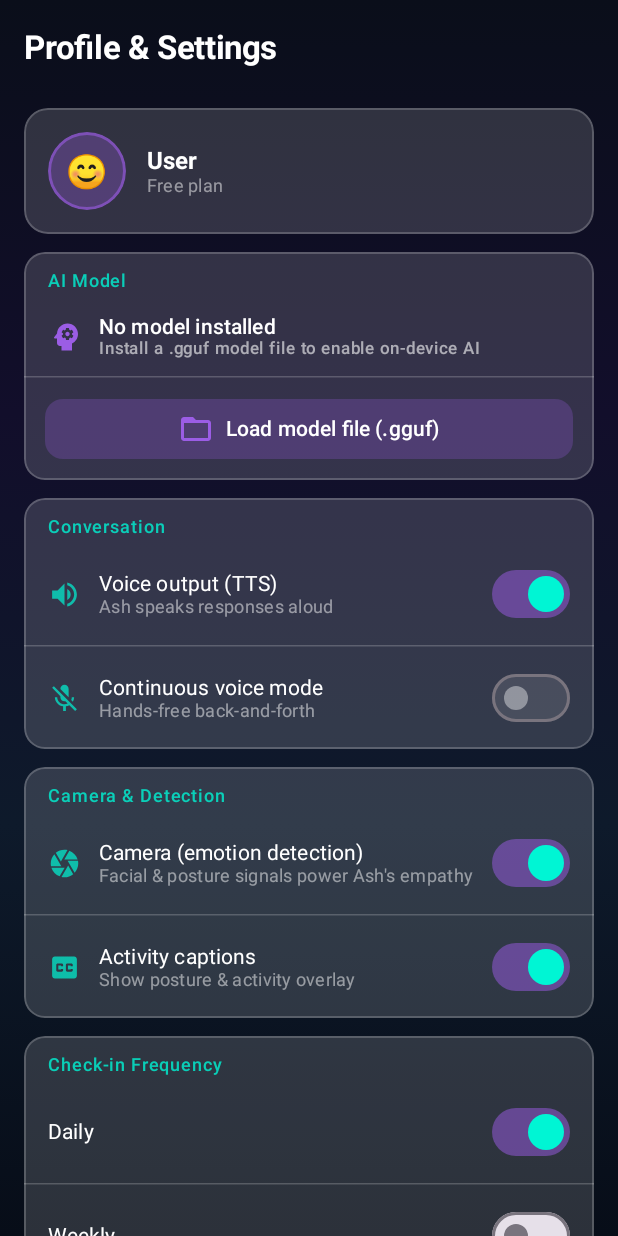
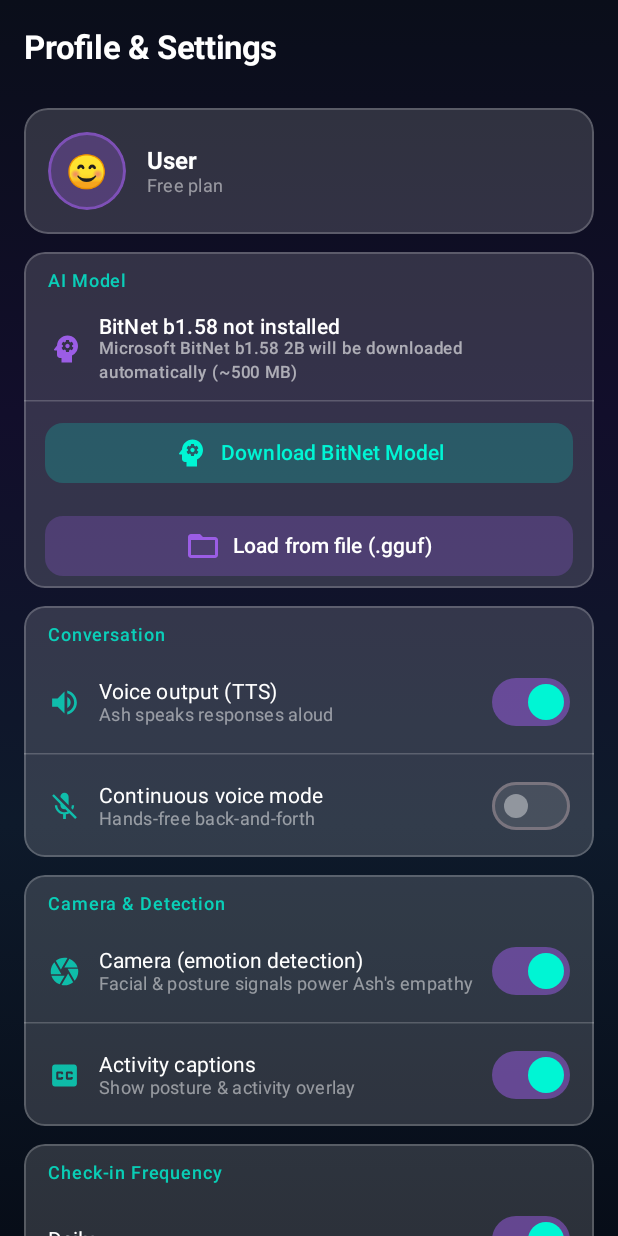
Before and after one commit to upamanyu92/Emotion-aware-ai-android, an Android app built with Jetpack Compose: the composable SettingsScreen shown on its own in the app's theme, on a phone screen of 412 x 824 dp. Run offline under Robolectric (Android 15) with nearby library versions, the phone set to English and light mode, and no system bars; our stand-ins replace Dagger/Hilt's generated code, Room's generated code; libraries missing offline, so code that uses them is left out: androidx.camera.core, com.android.billingclient, com.google.mediapipe.framework, com.google.mediapipe.tasks; 8 statements that could not run were skipped.

Commit message:
feat: auto-download Microsoft BitNet b1.58 1-bit LLM if not installed
Co-authored-by: upamanyu92 <8329782+upamanyu92@users.noreply.github.com>
Agent-Logs-Url: https://github.com/upamanyu92/Emotion-aware-ai-android/sessions/40c16845-ad92-425c-991b-9830d1064d74

```diff
--- a/app/src/main/java/com/example/emotionawareai/engine/LLMEngine.kt
+++ b/app/src/main/java/com/example/emotionawareai/engine/LLMEngine.kt
@@ -15,8 +15,10 @@ import javax.inject.Singleton
 /**
  * Kotlin facade over the native LLM inference engine.
  *
- * The actual inference is handled by [llm_engine.cpp] via JNI. Swap the stub
- * implementation for llama.cpp by following the integration points in that file.
+ * The actual inference is handled by [llm_engine.cpp] via JNI. The model file
+ * is the Microsoft BitNet b1.58 GGUF downloaded by [ModelDownloader]. To
+ * activate real on-device inference, uncomment the bitnet.cpp integration
+ * points in llm_engine.cpp and add bitnet.cpp as a CMake sub-directory.
  */
 @Singleton
 class LLMEngine @Inject constructor(
--- /dev/null
+++ b/app/src/main/java/com/example/emotionawareai/engine/ModelDownloader.kt
@@ -0,0 +1,172 @@
+package com.example.emotionawareai.engine
+
+import android.content.Context
+import android.util.Log
+import dagger.hilt.android.qualifiers.ApplicationContext
+import kotlinx.coroutines.Dispatchers
+import kotlinx.coroutines.isActive
+import kotlinx.coroutines.withContext
+import java.io.File
+import java.io.FileOutputStream
+import java.net.HttpURLConnection
+import java.net.URL
+import javax.inject.Inject
+import javax.inject.Singleton
+
+/**
+ * Downloads the Microsoft BitNet b1.58 2B GGUF model from HuggingFace and
+ * saves it to the app-private model directory so [LLMEngine] can load it.
+ *
+ * The download is co-routine-cancellable: if the calling coroutine is cancelled
+ * the connection is closed and any partial file is deleted.
+ *
+ * Progress is reported as a [Float] in `[0, 1]` via the [onProgress] callback.
+ * When the server does not report a Content-Length the value is `-1f`
+ * (indeterminate).
+ */
+@Singleton
+class ModelDownloader @Inject constructor(
+    @ApplicationContext private val context: Context
+) {
+
+    /**
+     * Downloads the BitNet model only when it is not already present on-device.
+     *
+     * @param modelFileName destination filename under `<filesDir>/models/`.
+     * @param onProgress    called on the IO thread with values in `[0, 1]`,
+     *                      or `-1f` when content-length is unknown.
+     * @return `true` if the model is ready to load (was already present or was
+     *         downloaded successfully), `false` on failure or cancellation.
+     */
+    suspend fun downloadIfAbsent(
+        modelFileName: String = LLMEngine.DEFAULT_MODEL_FILE,
+        onProgress: (Float) -> Unit = {}
+    ): Boolean = withContext(Dispatchers.IO) {
+        if (ModelFileLocator.isAvailable(context.filesDir, modelFileName)) {
+            Log.i(TAG, "Model already present — skipping download")
+            return@withContext true
+        }
+        download(modelFileName, onProgress)
+    }
+
+    /**
+     * Unconditionally downloads the BitNet model, overwriting any existing file.
+     *
+     * Redirects from HuggingFace (up to [MAX_REDIRECTS]) are followed manually
+     * so that each hop uses the same timeout settings and can be cancelled.
+     */
+    suspend fun download(
+        modelFileName: String = LLMEngine.DEFAULT_MODEL_FILE,
+        onProgress: (Float) -> Unit = {}
+    ): Boolean = withContext(Dispatchers.IO) {
+        val modelsDir = File(context.filesDir, "models").also { it.mkdirs() }
+        val target = File(modelsDir, modelFileName)
+        val tmpFile = File(modelsDir, "$modelFileName.tmp")
+
+        var connection: HttpURLConnection? = null
+        try {
+            // Resolve redirects manually (HuggingFace uses HTTP 302 → CDN URL).
+            var currentUrl = URL(BITNET_MODEL_URL)
+            var redirectsLeft = MAX_REDIRECTS
+            while (redirectsLeft-- > 0) {
+                val conn = currentUrl.openConnection() as HttpURLConnection
+                conn.connectTimeout = CONNECT_TIMEOUT_MS
+                conn.readTimeout = READ_TIMEOUT_MS
+                conn.instanceFollowRedirects = false
+                connection = conn
+
+                val code = conn.responseCode
+                if (code in 300..399) {
+                    val location = conn.getHeaderField("Location")
+                    conn.disconnect()
+                    connection = null
+                    currentUrl = URL(location)
+                } else {
+                    break
+                }
+            }
+
+            val conn = connection ?: run {
+                Log.e(TAG, "Too many redirects for $BITNET_MODEL_URL")
+                return@withContext false
+            }
+
+            val responseCode = conn.responseCode
+            if (responseCode != HttpURLConnection.HTTP_OK) {
+                Log.e(TAG, "HTTP $responseCode downloading BitNet model")
+                return@withContext false
+            }
+
+            val contentLength = conn.contentLengthLong
+            var bytesRead = 0L
+            var downloadComplete = false
+
+            conn.inputStream.use { input ->
+                FileOutputStream(tmpFile).use { output ->
+                    val buf = ByteArray(BUFFER_SIZE)
+                    var n: Int
+                    while (input.read(buf).also { n = it } != -1) {
+                        if (!isActive) {
+                            Log.i(TAG, "Download cancelled by coroutine")
+                            // downloadComplete stays false; tmpFile is cleaned up below.
+                            return@use
+                        }
+                        output.write(buf, 0, n)
+                        bytesRead += n
+                        val progress = if (contentLength > 0) {
+                            bytesRead.toFloat() / contentLength
+                        } else {
+                            -1f
+                        }
+                        onProgress(progress)
+                    }
+                    downloadComplete = true
+                }
+            }
+
+            if (!downloadComplete) {
+                tmpFile.delete()
+                return@withContext false
+            }
+
+            // renameTo is atomic but may fail across mount points; fall back to copy+delete.
+            if (!tmpFile.renameTo(target)) {
+                try {
+                    tmpFile.copyTo(target, overwrite = true)
+                    tmpFile.delete()
+                } catch (e: Exception) {
+                    Log.e(TAG, "Rename fallback copy failed", e)
+                    tmpFile.delete()
+                    return@withContext false
+                }
+            }
+            Log.i(TAG, "BitNet model downloaded to ${target.absolutePath} ($bytesRead bytes)")
+            true
+        } catch (e: Exception) {
+            Log.e(TAG, "BitNet model download failed", e)
+            tmpFile.delete()
+            false
+        } finally {
+            connection?.disconnect()
+        }
+    }
+
+    companion object {
+        private const val TAG = "ModelDownloader"
+
+        /**
+         * Official Microsoft BitNet b1.58 2B 4T model in IQ1_S GGUF format (~500 MB).
+         * The filename `ggml-model-i2_s.gguf` is the HuggingFace distribution name for
+         * the 1-bit IQ1_S quantization.
+         *
+         * Source: https://huggingface.co/microsoft/BitNet-b1.58-2B-4T-GGUF
+         */
+        const val BITNET_MODEL_URL =
+            "https://huggingface.co/microsoft/BitNet-b1.58-2B-4T-GGUF/resolve/main/ggml-model-i2_s.gguf"
+
+        private const val CONNECT_TIMEOUT_MS = 30_000
+        private const val READ_TIMEOUT_MS    = 60_000
+        private const val BUFFER_SIZE        = 32 * 1024 // 32 KB chunks
+        private const val MAX_REDIRECTS      = 10
+    }
+}
--- a/app/src/main/java/com/example/emotionawareai/ui/ChatViewModel.kt
+++ b/app/src/main/java/com/example/emotionawareai/ui/ChatViewModel.kt
@@ -17,6 +17,7 @@ import com.example.emotionawareai.billing.PremiumPlanType
 import com.example.emotionawareai.domain.model.PremiumFeature
 import com.example.emotionawareai.engine.ActivityAnalyzer
 import com.example.emotionawareai.engine.EmotionDetector
+import com.example.emotionawareai.engine.ModelDownloader
 import com.example.emotionawareai.data.database.MoodCheckInDao
 import com.example.emotionawareai.data.model.MoodCheckInEntity
 import com.example.emotionawareai.domain.model.GrowthArea
@@ -57,7 +58,8 @@ class ChatViewModel @Inject constructor(
     private val audioToneAnalyzer: AudioToneAnalyzer,
     private val billingManager: BillingManager,
     private val moodCheckInDao: MoodCheckInDao,
-    private val insightsGenerator: InsightsGenerator
+    private val insightsGenerator: InsightsGenerator,
+    private val modelDownloader: ModelDownloader
 ) : ViewModel() {
 
     // ── UI State ─────────────────────────────────────────────────────────────
@@ -94,6 +96,19 @@ class ChatViewModel @Inject constructor(
 
     private val _modelInstallState = MutableStateFlow(ModelInstallState.IDLE)
     val modelInstallState: StateFlow<ModelInstallState> = _modelInstallState.asStateFlow()
+
+    /** `true` while the BitNet model is being downloaded automatically. */
+    private val _isModelDownloading = MutableStateFlow(false)
+    val isModelDownloading: StateFlow<Boolean> = _isModelDownloading.asStateFlow()
+
+    /**
+     * Download progress in `[0, 1]`, `-1f` when content-length is unknown, or
+     * `null` when no download is in progress.
+     */
+    private val _modelDownloadProgress = MutableStateFlow<Float?>(null)
+    val modelDownloadProgress: StateFlow<Float?> = _modelDownloadProgress.asStateFlow()
+
+    private var downloadJob: Job? = null
 
     private val _errorMessage = MutableStateFlow<String?>(null)
     val errorMessage: StateFlow<String?> = _errorMessage.asStateFlow()
@@ -276,11 +291,17 @@ class ChatViewModel @Inject constructor(
         checkDailyCheckInNeeded()
 
         viewModelScope.launch(Dispatchers.IO) {
-            _isModelAvailable.update { responseEngine.isModelFileAvailable() }
-            val loaded = responseEngine.loadModel()
-            _isModelLoaded.update { loaded }
-            updateAiActiveState()
-            Log.i(TAG, "Model available: ${_isModelAvailable.value}, loaded: $loaded")
+            val available = responseEngine.isModelFileAvailable()
+            _isModelAvailable.update { available }
+            if (available) {
+                val loaded = responseEngine.loadModel()
+                _isModelLoaded.update { loaded }
+                updateAiActiveState()
+                Log.i(TAG, "Model available: $available, loaded: $loaded")
+            } else {
+                Log.i(TAG, "BitNet model not found — starting automatic download")
+                startModelDownload()
+            }
         }
     }
 
@@ -814,6 +835,60 @@ class ChatViewModel @Inject constructor(
         _modelInstallState.update { ModelInstallState.IDLE }
     }
 
+    /**
+     * Starts a background download of the Microsoft BitNet b1.58 model.
+     *
+     * If a download is already in progress this is a no-op. On success the
+     * model is loaded immediately so inference becomes available without
+     * restarting the app. On failure the app continues using stub responses.
+     */
+    fun downloadModel() {
+        if (_isModelDownloading.value) return
+        startModelDownload()
+    }
+
+    /** Cancels an in-progress BitNet model download. */
+    fun cancelModelDownload() {
+        downloadJob?.cancel()
+        downloadJob = null
+        _isModelDownloading.update { false }
+        _modelDownloadProgress.update { null }
+        Log.i(TAG, "BitNet model download cancelled by user")
+    }
+
+    /**
+     * Internal helper that executes the download coroutine and updates all
+     * related state flows. Call from the IO dispatcher context or from a
+     * [viewModelScope] launch.
+     */
+    private fun startModelDownload() {
+        if (_isModelDownloading.value) return
+        downloadJob = viewModelScope.launch(Dispatchers.IO) {
+            _isModelDownloading.update { true }
+            _modelDownloadProgress.update { 0f }
+            try {
+                val success = modelDownloader.download { progress ->
+                    _modelDownloadProgress.update { progress }
+                }
+                if (success) {
+                    _isModelAvailable.update { true }
+                    val loaded = responseEngine.loadModel()
+                    _isModelLoaded.update { loaded }
+                    updateAiActiveState()
+                    Log.i(TAG, "BitNet model download complete, loaded=$loaded")
+                } else {
+                    Log.e(TAG, "BitNet model download failed")
+                    _errorMessage.update {
+                        "BitNet model download failed. Check your internet connection and try again."
+                    }
+                }
+            } finally {
+                _isModelDownloading.update { false }
+                _modelDownloadProgress.update { null }
+            }
+        }
+    }
+
     fun cancelGeneration() {
         Log.i(TAG, "cancelGeneration")
         generationJob?.cancel()
--- a/app/src/main/java/com/example/emotionawareai/ui/screen/SettingsScreen.kt
+++ b/app/src/main/java/com/example/emotionawareai/ui/screen/SettingsScreen.kt
@@ -91,6 +91,8 @@ fun SettingsScreen(viewModel: ChatViewModel) {
     val isModelAvailable by viewModel.isModelAvailable.collectAsStateWithLifecycle()
     val isModelLoaded by viewModel.isModelLoaded.collectAsStateWithLifecycle()
     val modelInstallState by viewModel.modelInstallState.collectAsStateWithLifecycle()
+    val isModelDownloading by viewModel.isModelDownloading.collectAsStateWithLifecycle()
+    val modelDownloadProgress by viewModel.modelDownloadProgress.collectAsStateWithLifecycle()
     val activity = LocalContext.current as? Activity
     val context = LocalContext.current
 
@@ -112,6 +114,7 @@ fun SettingsScreen(viewModel: ChatViewModel) {
             viewModel.dismissModelInstallState()
         }
     }
+
 
     Scaffold(
         containerColor = Color.Transparent,
@@ -194,22 +197,49 @@ fun SettingsScreen(viewModel: ChatViewModel) {
                             Column(modifier = Modifier.weight(1f)) {
                                 Text(
                                     text = when {
-                                        isModelLoaded -> "Model loaded"
-                                        isModelAvailable -> "Model installed (not loaded)"
-                                        else -> "No model installed"
+                                        isModelLoaded -> "BitNet b1.58 loaded"
+                                        isModelDownloading -> "Downloading BitNet b1.58…"
+                                        isModelAvailable -> "BitNet b1.58 installed (not loaded)"
+                                        else -> "BitNet b1.58 not installed"
                                     },
                                     style = MaterialTheme.typography.bodyMedium.copy(fontWeight = FontWeight.SemiBold),
                                     color = if (isModelLoaded) NeonCyan else Color.White
                                 )
                                 Text(
                                     text = when {
-                                        isModelLoaded -> "On-device inference active"
+                                        isModelLoaded -> "On-device inference active (Microsoft 1-bit LLM)"
+                                        isModelDownloading -> {
+                                            val pct = modelDownloadProgress
+                                            if (pct != null && pct >= 0f) {
+                                                "%.0f%% — downloading Microsoft BitNet b1.58 (~500 MB)".format(pct * 100)
+                                            } else {
+                                                "Downloading Microsoft BitNet b1.58 (~500 MB)…"
+                                            }
+                                        }
                                         isModelAvailable -> viewModel.getModelFilePath()
-                                        else -> "Install a .gguf model file to enable on-device AI"
+                                        else -> "Microsoft BitNet b1.58 2B will be downloaded automatically (~500 MB)"
                                     },
                                     style = MaterialTheme.typography.labelSmall,
                                     color = Color.White.copy(alpha = 0.6f)
                                 )
+                                if (isModelDownloading) {
+                                    Spacer(Modifier.height(6.dp))
+                                    val progress = modelDownloadProgress
+                                    if (progress != null && progress >= 0f) {
+                                        androidx.compose.material3.LinearProgressIndicator(
+                                            progress = { progress },
+                                            modifier = Modifier.fillMaxWidth(),
+                                            color = NeonCyan,
+                                            trackColor = NeonPurple.copy(alpha = 0.2f)
+                                        )
+                                    } else {
+                                        androidx.compose.material3.LinearProgressIndicator(
+                                            modifier = Modifier.fillMaxWidth(),
+                                            color = NeonCyan,
+                                            trackColor = NeonPurple.copy(alpha = 0.2f)
+                                        )
+                                    }
+                                }
                             }
                             if (isModelLoaded) {
                                 Icon(
@@ -221,12 +251,52 @@ fun SettingsScreen(viewModel: ChatViewModel) {
                             }
                         }
                         HorizontalDivider(color = GlassBorder)
+
+                        // Primary action: auto-download BitNet or cancel ongoing download
+                        if (!isModelAvailable || isModelDownloading) {
+                            Button(
+                                onClick = {
+                                    if (isModelDownloading) viewModel.cancelModelDownload()
+                                    else viewModel.downloadModel()
+                                },
+                                modifier = Modifier
+                                    .fillMaxWidth()
+                                    .padding(horizontal = 14.dp, vertical = 10.dp),
+                                colors = ButtonDefaults.buttonColors(
+                                    containerColor = if (isModelDownloading)
+                                        NeonRose.copy(alpha = 0.25f)
+                                    else
+                                        NeonCyan.copy(alpha = 0.20f)
+                                ),
+                                shape = RoundedCornerShape(12.dp)
+                            ) {
+                                if (isModelDownloading) {
+                                    CircularProgressIndicator(
+                                        color = NeonRose,
+                                        modifier = Modifier.size(18.dp),
+                                        strokeWidth = 2.dp
+                                    )
+                                    Spacer(Modifier.size(8.dp))
+                                    Text("Cancel Download", color = NeonRose)
+                                } else {
+                                    Icon(
+                                        Icons.Filled.Psychology,
+                                        contentDescription = null,
+                                        tint = NeonCyan
+                                    )
+                                    Spacer(Modifier.size(8.dp))
+                                    Text("Download BitNet Model", color = NeonCyan)
+                                }
+                            }
+                        }
+
+                        // Secondary: manual file install (advanced users / custom models)
                         Button(
                             onClick = { modelFileLauncher.launch(arrayOf("*/*")) },
-                            enabled = modelInstallState != ModelInstallState.INSTALLING,
+                            enabled = modelInstallState != ModelInstallState.INSTALLING && !isModelDownloading,
                             modifier = Modifier
                                 .fillMaxWidth()
-                                .padding(horizontal = 14.dp, vertical = 10.dp),
+                                .padding(horizontal = 14.dp, vertical = 4.dp),
                             colors = ButtonDefaults.buttonColors(
                                 containerColor = NeonPurple.copy(alpha = 0.25f),
                                 disabledContainerColor = NeonPurple.copy(alpha = 0.10f)
@@ -261,7 +331,7 @@ fun SettingsScreen(viewModel: ChatViewModel) {
                                     )
                                     Spacer(Modifier.size(8.dp))
                                     Text(
-                                        if (isModelAvailable) "Replace model file" else "Load model file (.gguf)",
+                                        if (isModelAvailable) "Replace model file" else "Load from file (.gguf)",
                                         color = Color.White
                                     )
                                 }
```
Also changed, not shown: app/src/main/cpp/CMakeLists.txt (+9 -2 lines), 2 other files.
